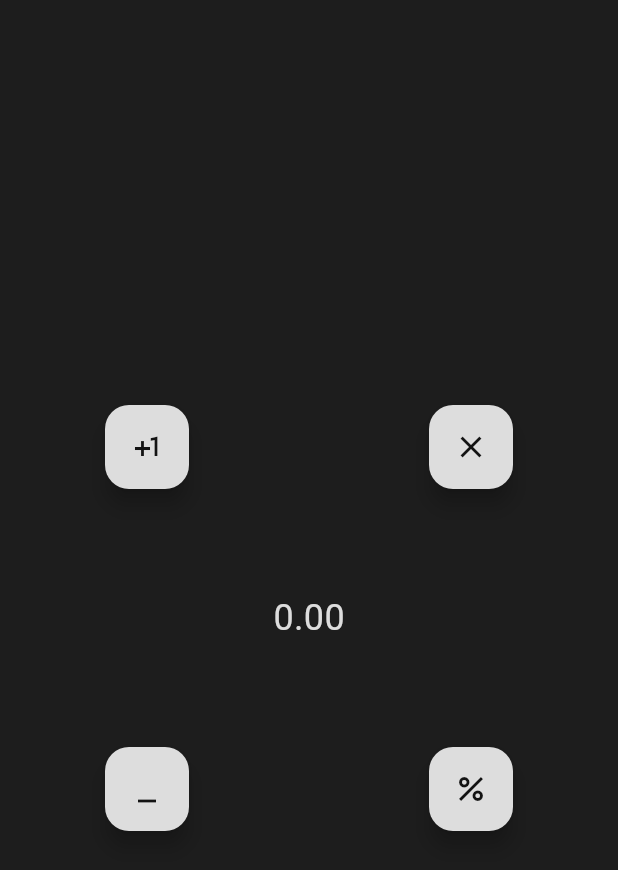
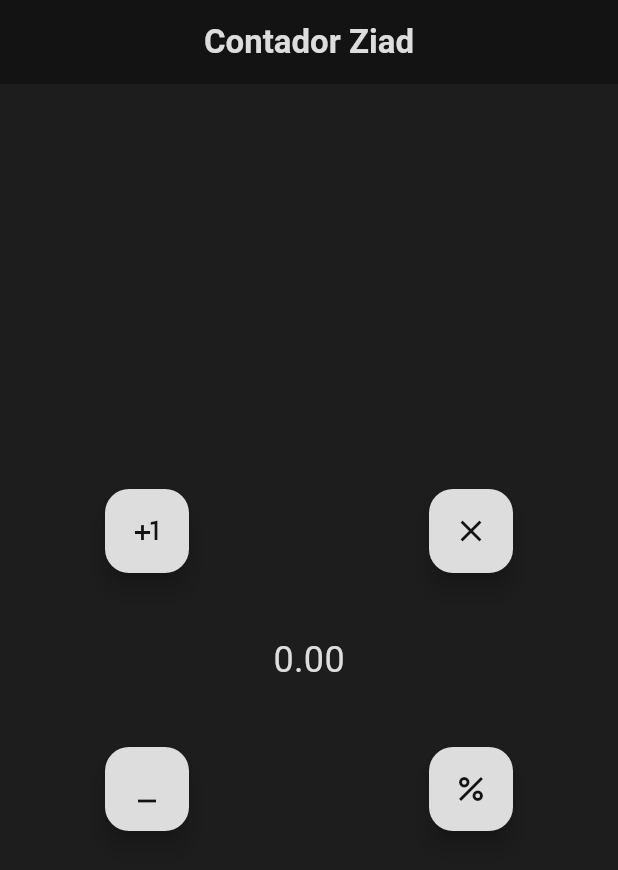
Before and after one commit to Victiny1117/contadorziad, a Flutter app: the screen it shows after launch, on a phone screen of 412 x 824 dp. Shown: the top 870 px of the screen. Run offline on Flutter 3.47's test engine with Material 3 defaults, Android fonts, the phone set to English and light mode, and no system bars.

Commit message:
Añadi el appbar y su titulo

```diff
--- a/lib/main.dart
+++ b/lib/main.dart
@@ -53,6 +53,17 @@ class _appContState extends State<appCont> {
  @override
  Widget build(BuildContext context) {
       return Scaffold(
+        appBar: AppBar(
+          title: Text(
+            "Contador Ziad",
+          style: TextStyle(
+            color:  Color.fromARGB(255, 221, 221, 221),
+            fontWeight: FontWeight.bold,
+          ),
+          ),
+          centerTitle: true,
+          backgroundColor: const Color.fromARGB(255, 19, 19, 19),
+        ),
        backgroundColor: Color.fromARGB(255, 29, 29, 29),
         body: Stack(
           children: [
```
